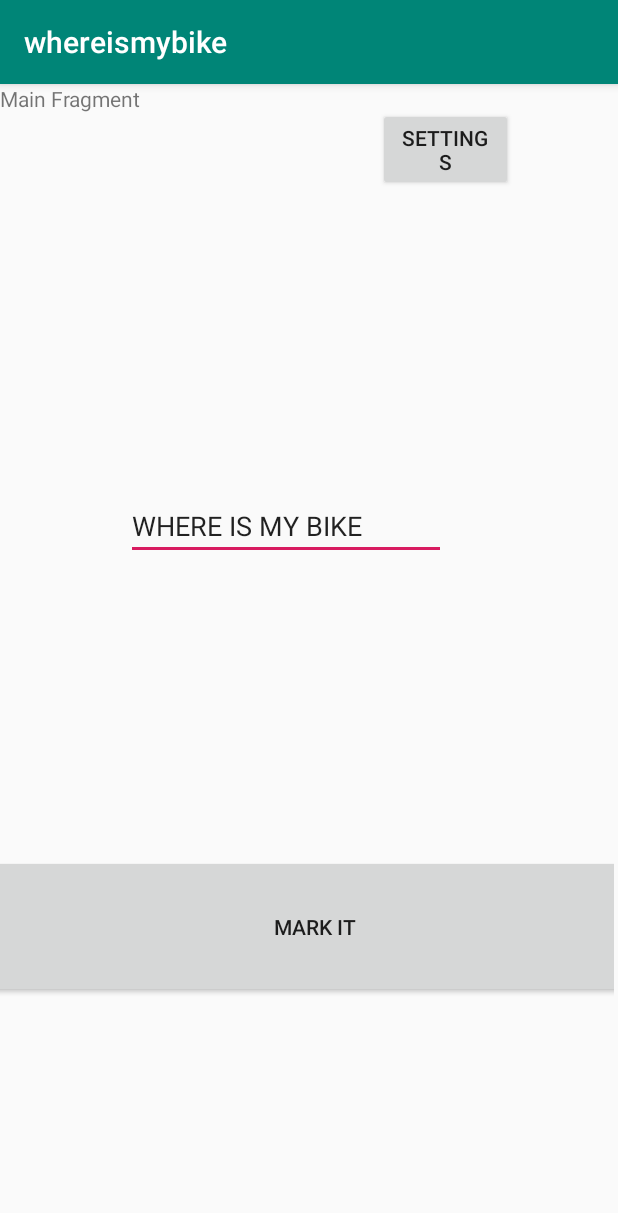
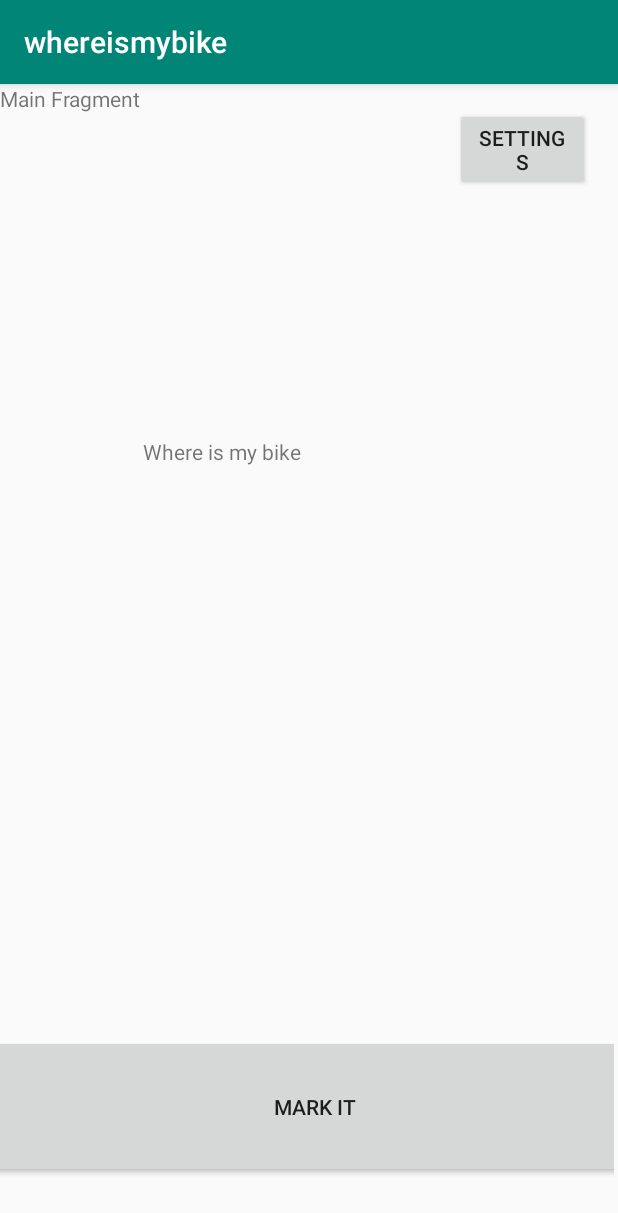
Before and after one commit to stubnovalucia/whereismybike, an Android app: the screen it shows after launch (MainActivity), on a phone screen of 412 x 824 dp. Shown: the top 1213 px of the screen. Run offline under Robolectric (Android 15) with nearby library versions, the phone set to English and light mode, and no system bars.

Commit message:
strings added

```diff
--- a/app/src/main/java/com/example/whereismybike/FragmentSavePicture.java
+++ b/app/src/main/java/com/example/whereismybike/FragmentSavePicture.java
@@ -78,7 +78,7 @@ public class FragmentSavePicture extends Fragment {
     public void onViewCreated(@NonNull View view, @Nullable Bundle savedInstanceState) {
         super.onViewCreated(view, savedInstanceState);
 
-        Button save = view.findViewById(R.id.save);
+        Button save = view.findViewById(R.id.saveButton);
         save.setOnClickListener(new View.OnClickListener() {
             @Override
             public void onClick(View view) {
@@ -86,7 +86,7 @@ public class FragmentSavePicture extends Fragment {
             }
         });
 
-        Button retakeit = view.findViewById(R.id.retakeit);
+        Button retakeit = view.findViewById(R.id.retakeItButton);
         retakeit.setOnClickListener(new View.OnClickListener() {
             @Override
             public void onClick(View view) {
@@ -94,7 +94,7 @@ public class FragmentSavePicture extends Fragment {
             }
         });
 
-        ImageButton cancel = view.findViewById(R.id.cancel);
+        ImageButton cancel = view.findViewById(R.id.cancelButton);
         cancel.setOnClickListener(new View.OnClickListener() {
             @Override
             public void onClick(View view) {
--- a/app/src/main/java/com/example/whereismybike/FragmentTakePicture.java
+++ b/app/src/main/java/com/example/whereismybike/FragmentTakePicture.java
@@ -86,7 +86,7 @@ public class FragmentTakePicture extends Fragment {
             }
         });
 
-        ImageButton cancel = view.findViewById(R.id.cancel);
+        ImageButton cancel = view.findViewById(R.id.cancelButton);
         cancel.setOnClickListener(new View.OnClickListener() {
             @Override
             public void onClick(View view) {
--- a/app/src/main/res/layout/activity_main.xml
+++ b/app/src/main/res/layout/activity_main.xml
@@ -1,5 +1,5 @@
 <?xml version="1.0" encoding="utf-8"?>
-<androidx.constraintlayout.widget.ConstraintLayout xmlns:android="http://schemas.android.com/apk/res/android"
+<RelativeLayout xmlns:android="http://schemas.android.com/apk/res/android"
     xmlns:app="http://schemas.android.com/apk/res-auto"
     xmlns:tools="http://schemas.android.com/tools"
     android:layout_width="match_parent"
@@ -16,4 +16,4 @@
         tools:layout_editor_absoluteX="1dp"
         tools:layout_editor_absoluteY="1dp" />
 
-</androidx.constraintlayout.widget.ConstraintLayout>
+</RelativeLayout>
--- a/app/src/main/res/layout/fragment_fragment_main.xml
+++ b/app/src/main/res/layout/fragment_fragment_main.xml
@@ -9,10 +9,10 @@
     <!-- TODO: Update blank fragment layout -->
 
     <TextView
-        android:id="@+id/textView"
+        android:id="@+id/mainFragment"
         android:layout_width="359dp"
         android:layout_height="642dp"
-        android:text="Main Fragment"
+        android:text="@string/main_fragment"
         app:layout_constraintStart_toStartOf="parent"
         app:layout_constraintTop_toTopOf="parent" />
 
@@ -20,33 +20,30 @@
         android:id="@+id/settingsButton"
         android:layout_width="90dp"
         android:layout_height="wrap_content"
-        android:layout_marginStart="252dp"
         android:layout_marginTop="16dp"
+        android:layout_marginEnd="16dp"
         android:layout_weight="1"
-        android:text="Settings"
-        app:layout_constraintStart_toStartOf="parent"
+        android:text="@string/settings_button"
+        app:layout_constraintEnd_toEndOf="parent"
         app:layout_constraintTop_toTopOf="parent" />
 
     <Button
         android:id="@+id/markLocationButton"
         android:layout_width="433dp"
         android:layout_height="95dp"
-        android:layout_marginBottom="120dp"
-        android:text="Mark it"
+        android:text="@string/mark_it_button"
         app:layout_constraintBottom_toBottomOf="parent"
         app:layout_constraintEnd_toEndOf="parent"
         app:layout_constraintHorizontal_bias="0.356"
         app:layout_constraintStart_toStartOf="parent" />
 
-    <EditText
-        android:id="@+id/editText2"
-        android:layout_width="wrap_content"
-        android:layout_height="wrap_content"
-        android:layout_marginStart="84dp"
-        android:layout_marginTop="272dp"
-        android:ems="10"
-        android:inputType="textPersonName"
-        android:text="WHERE IS MY BIKE"
+    <TextView
+        android:id="@+id/whereIsMyBike"
+        android:layout_width="200dp"
+        android:layout_height="68dp"
+        android:layout_marginStart="95dp"
+        android:layout_marginTop="235dp"
+        android:text="@string/where_is_my_bike"
         app:layout_constraintStart_toStartOf="parent"
         app:layout_constraintTop_toTopOf="parent" />
 
--- a/app/src/main/res/layout/fragment_fragment_take_picture.xml
+++ b/app/src/main/res/layout/fragment_fragment_take_picture.xml
@@ -27,7 +27,7 @@
         app:layout_constraintTop_toTopOf="parent" />
 
     <ImageButton
-        android:id="@+id/cancel"
+        android:id="@+id/cancelButton"
         android:layout_width="wrap_content"
         android:layout_height="wrap_content"
         android:layout_marginStart="328dp"
```
Also changed, not shown: app/src/main/res/layout/fragment_fragment_save_picture.xml (+6 -5 lines), app/src/main/res/layout/fragment_mark_location.xml (+5 -2 lines), app/src/main/res/layout/fragment_saved_location.xml (+7 -6 lines), app/src/main/res/values/strings.xml (+24 -2 lines).
